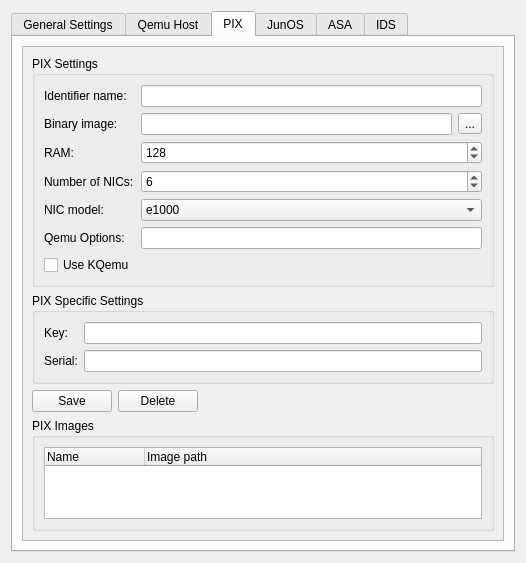
Old version of the form src/GNS3/Ui/ConfigurationPages/Form_PreferencesQemu.ui in the repository GNS3/gns3-legacy.
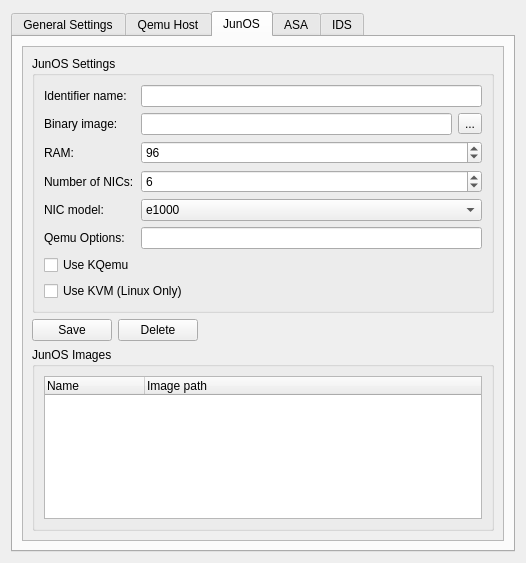
New version of the form. The open tabs and pages were chosen to show the change.

The edit to the form file:
```diff
--- a/src/GNS3/Ui/ConfigurationPages/Form_PreferencesQemu.ui
+++ b/src/GNS3/Ui/ConfigurationPages/Form_PreferencesQemu.ui
@@ -538,316 +538,6 @@
         </widget>
        </item>
       </layout>
-      <zorder>scrollArea</zorder>
-      <zorder>scrollArea</zorder>
-     </widget>
-     <widget class="QWidget" name="tab_5">
-      <attribute name="title">
-       <string>PIX</string>
-      </attribute>
-      <layout class="QVBoxLayout" name="verticalLayout_10">
-       <item>
-        <widget class="QScrollArea" name="scrollArea_2">
-         <property name="widgetResizable">
-          <bool>true</bool>
-         </property>
-         <widget class="QWidget" name="scrollAreaWidgetContents_2">
-          <property name="geometry">
-           <rect>
-            <x>0</x>
-            <y>0</y>
-            <width>437</width>
-            <height>554</height>
-           </rect>
-          </property>
-          <layout class="QVBoxLayout" name="verticalLayout_9">
-           <item>
-            <widget class="QGroupBox" name="groupBox_6">
-             <property name="title">
-              <string>PIX Settings</string>
-             </property>
-             <layout class="QGridLayout" name="gridLayout_6">
-              <item row="0" column="0">
-               <widget class="QLabel" name="label_38">
-                <property name="text">
-                 <string>Identifier name:</string>
-                </property>
-               </widget>
-              </item>
-              <item row="0" column="1" colspan="2">
-               <widget class="QLineEdit" name="NamePIXImage"/>
-              </item>
-              <item row="1" column="0">
-               <widget class="QLabel" name="label_23">
-                <property name="enabled">
-                 <bool>true</bool>
-                </property>
-                <property name="text">
-                 <string>Binary image:</string>
-                </property>
-               </widget>
-              </item>
-              <item row="1" column="1">
-               <widget class="QLineEdit" name="PIXImage">
-                <property name="enabled">
-                 <bool>true</bool>
-                </property>
-               </widget>
-              </item>
-              <item row="1" column="2">
-               <widget class="QToolButton" name="PIXImage_Browser">
-                <property name="enabled">
-                 <bool>true</bool>
-                </property>
-                <property name="text">
-                 <string>...</string>
-                </property>
-                <property name="toolButtonStyle">
-                 <enum>Qt::ToolButtonTextOnly</enum>
-                </property>
-               </widget>
-              </item>
-              <item row="2" column="0">
-               <widget class="QLabel" name="label_29">
-                <property name="text">
-                 <string>RAM:</string>
-                </property>
-               </widget>
-              </item>
-              <item row="2" column="1" colspan="2">
-               <widget class="QSpinBox" name="PIXMemory">
-                <property name="enabled">
-                 <bool>true</bool>
-                </property>
-                <property name="minimum">
-                 <number>1</number>
-                </property>
-                <property name="maximum">
-                 <number>100000</number>
-                </property>
-                <property name="singleStep">
-                 <number>16</number>
-                </property>
-                <property name="value">
-                 <number>128</number>
-                </property>
-               </widget>
-              </item>
-              <item row="3" column="0">
-               <widget class="QLabel" name="label_39">
-                <property name="text">
-                 <string>Number of NICs:</string>
-                </property>
-               </widget>
-              </item>
-              <item row="3" column="1" colspan="2">
-               <widget class="QSpinBox" name="PIXNICNb">
-                <property name="minimum">
-                 <number>0</number>
-                </property>
-                <property name="maximum">
-                 <number>100000</number>
-                </property>
-                <property name="singleStep">
-                 <number>1</number>
-                </property>
-                <property name="value">
-                 <number>6</number>
-                </property>
-               </widget>
-              </item>
-              <item row="4" column="0">
-               <widget class="QLabel" name="label_26">
-                <property name="text">
-                 <string>NIC model:</string>
-                </property>
-               </widget>
-              </item>
-              <item row="4" column="1" colspan="2">
-               <widget class="QComboBox" name="PIXNIC">
-                <property name="enabled">
-                 <bool>true</bool>
-                </property>
-                <property name="currentIndex">
-                 <number>5</number>
-                </property>
-                <item>
-                 <property name="text">
-                  <string>ne2k_pci</string>
-                 </property>
-                </item>
-                <item>
-                 <property name="text">
-                  <string>i82551</string>
-                 </property>
-                </item>
-                <item>
-                 <property name="text">
-                  <string>i82557b</string>
-                 </property>
-                </item>
-                <item>
-                 <property name="text">
-                  <string>i82559er</string>
-                 </property>
-                </item>
-                <item>
-                 <property name="text">
-                  <string>rtl8139</string>
-                 </property>
-                </item>
-                <item>
-                 <property name="text">
-                  <string>e1000</string>
-                 </property>
-                </item>
-                <item>
-                 <property name="text">
-                  <string>pcnet</string>
-                 </property>
-                </item>
-                <item>
-                 <property name="text">
-                  <string>virtio</string>
-                 </property>
-                </item>
-               </widget>
-              </item>
-              <item row="5" column="0">
-               <widget class="QLabel" name="label_8">
-                <property name="text">
-                 <string>Qemu Options:</string>
-                </property>
-               </widget>
-              </item>
-              <item row="5" column="1" colspan="2">
-               <widget class="QLineEdit" name="PIXOptions">
-                <property name="enabled">
-                 <bool>true</bool>
-                </property>
-               </widget>
-              </item>
-              <item row="6" column="0">
-               <widget class="QCheckBox" name="PIXcheckBoxKqemu">
-                <property name="enabled">
-                 <bool>true</bool>
-                </property>
-                <property name="text">
-                 <string>Use KQemu</string>
-                </property>
-               </widget>
-              </item>
-             </layout>
-            </widget>
-           </item>
-           <item>
-            <widget class="QGroupBox" name="groupBox_7">
-             <property name="title">
-              <string>PIX Specific Settings</string>
-             </property>
-             <layout class="QGridLayout" name="gridLayout_5">
-              <item row="0" column="0">
-               <widget class="QLabel" name="label_24">
-                <property name="text">
-                 <string>Key:</string>
-                </property>
-               </widget>
-              </item>
-              <item row="0" column="1">
-               <widget class="QLineEdit" name="PIXKey">
-                <property name="sizePolicy">
-                 <sizepolicy hsizetype="Expanding" vsizetype="Fixed">
-                  <horstretch>0</horstretch>
-                  <verstretch>0</verstretch>
-                 </sizepolicy>
-                </property>
-                <property name="text">
-                 <string/>
-                </property>
-               </widget>
-              </item>
-              <item row="1" column="0">
-               <widget class="QLabel" name="label_25">
-                <property name="text">
-                 <string>Serial:</string>
-                </property>
-               </widget>
-              </item>
-              <item row="1" column="1">
-               <widget class="QLineEdit" name="PIXSerial">
-                <property name="sizePolicy">
-                 <sizepolicy hsizetype="Expanding" vsizetype="Fixed">
-                  <horstretch>0</horstretch>
-                  <verstretch>0</verstretch>
-                 </sizepolicy>
-                </property>
-                <property name="text">
-                 <string/>
-                </property>
-               </widget>
-              </item>
-             </layout>
-            </widget>
-           </item>
-           <item>
-            <layout class="QHBoxLayout" name="horizontalLayout_2">
-             <item>
-              <widget class="QPushButton" name="SavePIXImage">
-               <property name="text">
-                <string>Save</string>
-               </property>
-              </widget>
-             </item>
-             <item>
-              <widget class="QPushButton" name="DeletePIXImage">
-               <property name="text">
-                <string>Delete</string>
-               </property>
-              </widget>
-             </item>
-             <item>
-              <spacer name="horizontalSpacer_2">
-               <property name="orientation">
-                <enum>Qt::Horizontal</enum>
-               </property>
-               <property name="sizeHint" stdset="0">
-                <size>
-                 <width>217</width>
-                 <height>17</height>
-                </size>
-               </property>
-              </spacer>
-             </item>
-            </layout>
-           </item>
-           <item>
-            <widget class="QGroupBox" name="groupBox_10">
-             <property name="title">
-              <string>PIX Images</string>
-             </property>
-             <layout class="QVBoxLayout" name="verticalLayout_6">
-              <item>
-               <widget class="QTreeWidget" name="treeWidgetPIXImages">
-                <column>
-                 <property name="text">
-                  <string>Name</string>
-                 </property>
-                </column>
-                <column>
-                 <property name="text">
-                  <string>Image path</string>
-                 </property>
-                </column>
-               </widget>
-              </item>
-             </layout>
-            </widget>
-           </item>
-          </layout>
-         </widget>
-        </widget>
-       </item>
-      </layout>
      </widget>
      <widget class="QWidget" name="tab_3">
       <attribute name="title">
@@ -864,8 +554,8 @@
            <rect>
             <x>0</x>
             <y>0</y>
-            <width>452</width>
-            <height>480</height>
+            <width>482</width>
+            <height>498</height>
            </rect>
           </property>
           <layout class="QVBoxLayout" name="verticalLayout_4">
```
Left out of the diff: 22 changed lines with no effect on the pictures.
